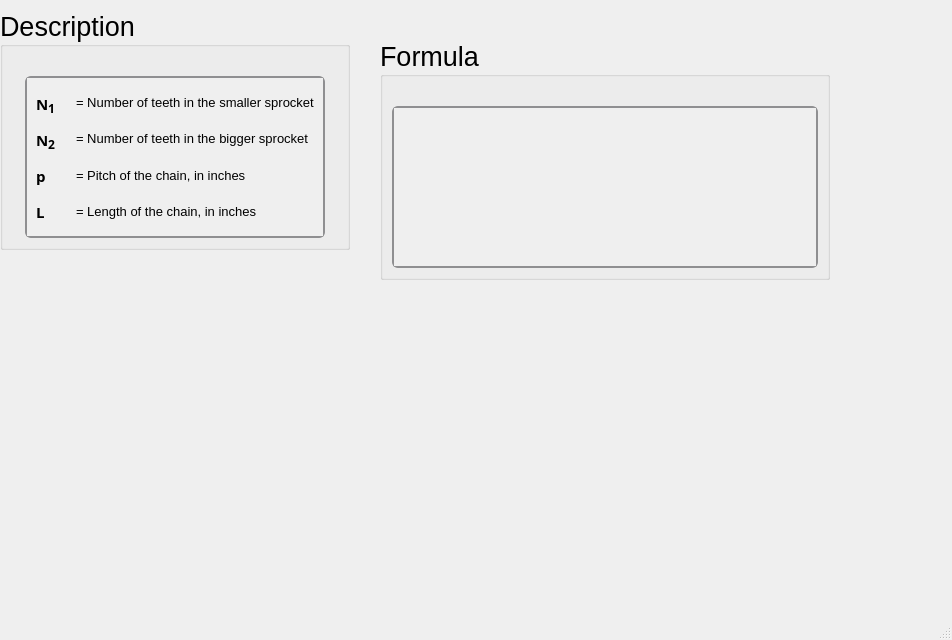
First picture: the form in ui/rollerchain_c.ui, repository Ah00ra/HNNS, before the edit.
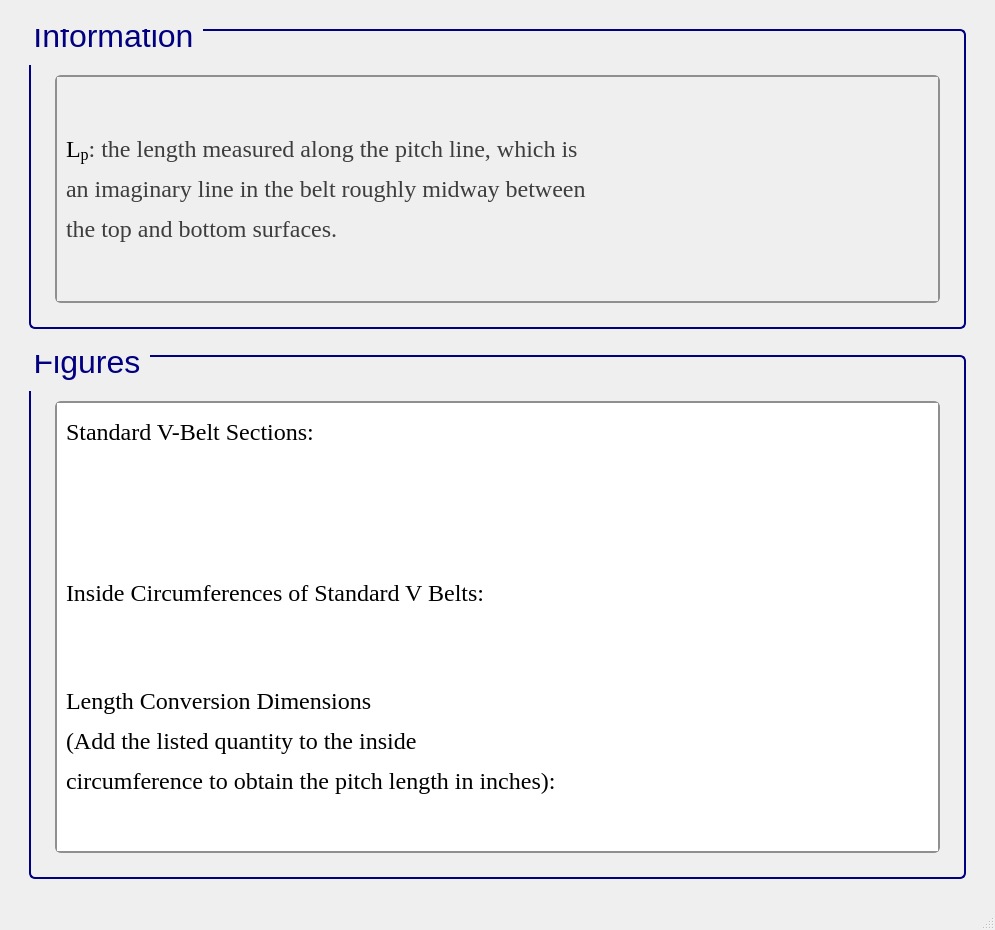
Second picture: the form after the edit. Icons and pictures are not drawn.

Commit message: Add ui info to belt and flatbelt metal

Patch:
```diff
--- a/ui/rollerchain_c.ui
+++ b/ui/rollerchain_c.ui
@@ -6,23 +6,45 @@
    <rect>
     <x>0</x>
     <y>0</y>
-    <width>952</width>
-    <height>640</height>
+    <width>995</width>
+    <height>930</height>
    </rect>
   </property>
+  <property name="sizePolicy">
+   <sizepolicy hsizetype="Minimum" vsizetype="Minimum">
+    <horstretch>0</horstretch>
+    <verstretch>0</verstretch>
+   </sizepolicy>
+  </property>
+  <property name="minimumSize">
+   <size>
+    <width>900</width>
+    <height>930</height>
+   </size>
+  </property>
   <property name="windowTitle">
    <string>MainWindow</string>
   </property>
   <widget class="QWidget" name="centralwidget">
-   <widget class="QGroupBox" name="groupBox_242">
-    <property name="geometry">
-     <rect>
-      <x>0</x>
-      <y>10</y>
-      <width>350</width>
-      <height>240</height>
-     </rect>
-    </property>
+   <layout class="QGridLayout" name="gridLayout">
+    <item row="0" column="1">
+     <spacer name="verticalSpacer_26">
+      <property name="orientation">
+       <enum>Qt::Vertical</enum>
+      </property>
+      <property name="sizeType">
+       <enum>QSizePolicy::Fixed</enum>
+      </property>
+      <property name="sizeHint" stdset="0">
+       <size>
+        <width>20</width>
+        <height>20</height>
+       </size>
+      </property>
+     </spacer>
+    </item>
+    <item row="1" column="1">
+     <widget class="QGroupBox" name="groupBox_125">
     <property name="sizePolicy">
      <sizepolicy hsizetype="Minimum" vsizetype="Minimum">
       <horstretch>0</horstretch>
@@ -31,66 +53,72 @@
     </property>
     <property name="minimumSize">
      <size>
-      <width>350</width>
-      <height>0</height>
-     </size>
-    </property>
-    <property name="maximumSize">
-     <size>
-      <width>350</width>
-      <height>241</height>
+        <width>822</width>
+        <height>300</height>
      </size>
     </property>
     <property name="font">
      <font>
       <family>Segoe UI</family>
-      <pointsize>20</pointsize>
+        <pointsize>24</pointsize>
       <weight>50</weight>
       <italic>false</italic>
       <bold>false</bold>
      </font>
     </property>
+      <property name="styleSheet">
+       <string notr="true">QGroupBox {
+    border: 2px solid navy;
+    border-radius: 6px;
+    background-color: qlineargradient(x1:0, y1:0, x2:0, y2:1,
+                                      stop:0 #f6f7fa, stop:1 #dadbde);
+    font: 24pt &quot;Segoe UI&quot;;
+    padding: 5px; /* add padding inside the group box */
+    color: black;
+}
+QGroupBox::title {
+    subcontrol-origin: margin;
+    subcontrol-position: top left;
+    padding-left: 0px;
+    padding-right: 5px;
+    padding-top: 0px;
+    margin-top: -22px;  /* shift title up */
+    color: navy;
+    font-weight: bold;
+}
+</string>
+      </property>
     <property name="title">
-     <string>Description</string>
-    </property>
-    <layout class="QGridLayout" name="gridLayout_496">
-     <item row="0" column="0">
-      <spacer name="verticalSpacer_242">
+       <string>Information</string>
+      </property>
+      <layout class="QGridLayout" name="gridLayout_255">
+       <item row="1" column="2">
+        <spacer name="verticalSpacer_36">
        <property name="orientation">
-        <enum>Qt::Vertical</enum>
+          <enum>Qt::Horizontal</enum>
        </property>
        <property name="sizeType">
         <enum>QSizePolicy::Fixed</enum>
        </property>
        <property name="sizeHint" stdset="0">
         <size>
-         <width>20</width>
+           <width>10</width>
          <height>20</height>
         </size>
        </property>
       </spacer>
      </item>
-     <item row="1" column="0">
-      <widget class="QScrollArea" name="scrollArea_117">
+       <item row="1" column="1">
+        <widget class="QScrollArea" name="scrollArea_43">
        <property name="sizePolicy">
         <sizepolicy hsizetype="Minimum" vsizetype="Minimum">
          <horstretch>0</horstretch>
          <verstretch>0</verstretch>
         </sizepolicy>
        </property>
-       <property name="maximumSize">
-        <size>
-         <width>300</width>
-         <height>361</height>
-        </size>
-       </property>
        <property name="font">
         <font>
-         <family>Segoe UI</family>
          <pointsize>15</pointsize>
-         <weight>50</weight>
-         <italic>false</italic>
-         <bold>false</bold>
         </font>
        </property>
        <property name="styleSheet">
@@ -168,144 +196,121 @@
          <rect>
           <x>0</x>
           <y>0</y>
-          <width>299</width>
-          <height>134</height>
-         </rect>
-        </property>
-        <layout class="QGridLayout" name="gridLayout_497">
-         <item row="2" column="1">
-          <widget class="QLabel" name="htext_941">
+            <width>851</width>
+            <height>276</height>
+           </rect>
+          </property>
+          <layout class="QGridLayout" name="gridLayout_3">
+           <item row="0" column="0">
+            <widget class="QLabel" name="label_3">
            <property name="font">
             <font>
-             <family>MS Shell Dlg 2</family>
-             <pointsize>10</pointsize>
+               <family>Times New Roman</family>
+               <pointsize>18</pointsize>
              <weight>50</weight>
-             <italic>false</italic>
              <bold>false</bold>
             </font>
            </property>
+             <property name="cursor">
+              <cursorShape>ArrowCursor</cursorShape>
+             </property>
+             <property name="frameShape">
+              <enum>QFrame::NoFrame</enum>
+             </property>
            <property name="text">
-            <string>&lt;html&gt;&lt;head/&gt;&lt;body&gt;&lt;p&gt;= Pitch of the chain, in inches&lt;/p&gt;&lt;/body&gt;&lt;/html&gt;</string>
-           </property>
-          </widget>
+              <string>&lt;html&gt;&lt;head/&gt;&lt;body&gt;&lt;p&gt;&lt;span style=&quot; color:#000000;&quot;&gt;L&lt;/span&gt;&lt;span style=&quot; color:#000000; vertical-align:sub;&quot;&gt;p&lt;/span&gt;&lt;span style=&quot; color:#3d3d3d;&quot;&gt;: &lt;/span&gt;&lt;span style=&quot; color:#3d3d3d;&quot;&gt;the length measured along the pitch line, which is&lt;/span&gt;&lt;/p&gt;&lt;p&gt;&lt;span style=&quot; color:#3d3d3d;&quot;&gt;an imaginary line in the belt roughly midway between&lt;/span&gt;&lt;/p&gt;&lt;p&gt;&lt;span style=&quot; color:#3d3d3d;&quot;&gt;the top and bottom surfaces.&lt;/span&gt;&lt;/p&gt;&lt;/body&gt;&lt;/html&gt;</string>
+             </property>
+            </widget>
+           </item>
+          </layout>
+         </widget>
+        </widget>
+       </item>
+       <item row="2" column="1">
+        <spacer name="verticalSpacer_37">
+         <property name="orientation">
+          <enum>Qt::Vertical</enum>
+         </property>
+         <property name="sizeType">
+          <enum>QSizePolicy::Fixed</enum>
+         </property>
+         <property name="sizeHint" stdset="0">
+          <size>
+           <width>10</width>
+           <height>10</height>
+          </size>
+         </property>
+        </spacer>
          </item>
          <item row="1" column="0">
-          <widget class="QLabel" name="label_308">
-           <property name="font">
-            <font>
-             <family>Segoe UI Variable Small Semibol</family>
-             <pointsize>11</pointsize>
-             <weight>75</weight>
-             <bold>true</bold>
-            </font>
-           </property>
-           <property name="text">
-            <string>&lt;html&gt;&lt;head/&gt;&lt;body&gt;&lt;p&gt;N&lt;span style=&quot; font-size:14pt; vertical-align:sub;&quot;&gt;2&lt;/span&gt;&lt;/p&gt;&lt;/body&gt;&lt;/html&gt;</string>
-           </property>
-          </widget>
-         </item>
-         <item row="0" column="0">
-          <widget class="QLabel" name="label_307">
-           <property name="font">
-            <font>
-             <family>Segoe UI Variable Text Semibold</family>
-             <pointsize>11</pointsize>
-             <weight>75</weight>
-             <bold>true</bold>
-            </font>
-           </property>
-           <property name="text">
-            <string>&lt;html&gt;&lt;head/&gt;&lt;body&gt;&lt;p&gt;N&lt;span style=&quot; font-size:14pt; vertical-align:sub;&quot;&gt;1&lt;/span&gt;&lt;/p&gt;&lt;/body&gt;&lt;/html&gt;</string>
-           </property>
-          </widget>
-         </item>
-         <item row="2" column="0">
-          <widget class="QLabel" name="label_309">
-           <property name="font">
-            <font>
-             <family>Segoe UI Variable Small Semibol</family>
-             <pointsize>11</pointsize>
-             <weight>75</weight>
-             <bold>true</bold>
-            </font>
-           </property>
-           <property name="text">
-            <string>p</string>
-           </property>
-          </widget>
+        <spacer name="verticalSpacer_34">
+         <property name="orientation">
+          <enum>Qt::Horizontal</enum>
+         </property>
+         <property name="sizeType">
+          <enum>QSizePolicy::Fixed</enum>
+         </property>
+         <property name="sizeHint" stdset="0">
+          <size>
+           <width>10</width>
+           <height>20</height>
+          </size>
+         </property>
+        </spacer>
          </item>
          <item row="0" column="1">
-          <widget class="QLabel" name="htext_943">
-           <property name="font">
-            <font>
-             <family>MS Shell Dlg 2</family>
-             <pointsize>10</pointsize>
-            </font>
-           </property>
-           <property name="text">
-            <string>&lt;html&gt;&lt;head/&gt;&lt;body&gt;&lt;p&gt;= Number of teeth in the smaller sprocket&lt;/p&gt;&lt;/body&gt;&lt;/html&gt;</string>
-           </property>
-          </widget>
-         </item>
+        <spacer name="verticalSpacer_35">
+         <property name="orientation">
+          <enum>Qt::Vertical</enum>
+         </property>
+         <property name="sizeType">
+          <enum>QSizePolicy::Fixed</enum>
+         </property>
+         <property name="sizeHint" stdset="0">
+          <size>
+           <width>20</width>
+           <height>30</height>
+          </size>
+         </property>
+        </spacer>
+       </item>
+      </layout>
+     </widget>
+    </item>
+    <item row="2" column="1">
+     <spacer name="verticalSpacer_23">
+      <property name="orientation">
+       <enum>Qt::Vertical</enum>
+      </property>
+      <property name="sizeType">
+       <enum>QSizePolicy::Fixed</enum>
+      </property>
+      <property name="sizeHint" stdset="0">
+       <size>
+        <width>20</width>
+        <height>20</height>
+       </size>
+      </property>
+     </spacer>
+    </item>
+    <item row="3" column="0">
+     <spacer name="verticalSpacer_25">
+      <property name="orientation">
+       <enum>Qt::Horizontal</enum>
+      </property>
+      <property name="sizeType">
+       <enum>QSizePolicy::Fixed</enum>
+      </property>
+      <property name="sizeHint" stdset="0">
+       <size>
+        <width>20</width>
+        <height>20</height>
+       </size>
+      </property>
+     </spacer>
+    </item>
          <item row="3" column="1">
-          <widget class="QLabel" name="htext_946">
-           <property name="font">
-            <font>
-             <family>MS Shell Dlg 2</family>
-             <pointsize>10</pointsize>
-             <weight>50</weight>
-             <italic>false</italic>
-             <bold>false</bold>
-            </font>
-           </property>
-           <property name="text">
-            <string>&lt;html&gt;&lt;head/&gt;&lt;body&gt;&lt;p&gt;= Length of the chain, in inches&lt;/p&gt;&lt;/body&gt;&lt;/html&gt;</string>
-           </property>
-          </widget>
-         </item>
-         <item row="3" column="0">
-          <widget class="QLabel" name="label_310">
-           <property name="font">
-            <font>
-             <family>Segoe UI Variable Small Semibol</family>
-             <pointsize>11</pointsize>
-             <weight>75</weight>
-             <bold>true</bold>
-            </font>
-           </property>
-           <property name="text">
-            <string>L</string>
-           </property>
-          </widget>
-         </item>
-         <item row="1" column="1">
-          <widget class="QLabel" name="htext_947">
-           <property name="font">
-            <font>
-             <family>MS Shell Dlg 2</family>
-             <pointsize>10</pointsize>
-            </font>
-           </property>
-           <property name="text">
-            <string>&lt;html&gt;&lt;head/&gt;&lt;body&gt;&lt;p&gt;= Number of teeth in the bigger sprocket&lt;/p&gt;&lt;/body&gt;&lt;/html&gt;</string>
-           </property>
-          </widget>
-         </item>
-        </layout>
-       </widget>
-      </widget>
-     </item>
-    </layout>
-   </widget>
-   <widget class="QGroupBox" name="groupBox_243">
-    <property name="geometry">
-     <rect>
-      <x>380</x>
-      <y>40</y>
-      <width>450</width>
-      <height>240</height>
-     </rect>
-    </property>
+     <widget class="QGroupBox" name="groupBox_42">
     <property name="sizePolicy">
      <sizepolicy hsizetype="Minimum" vsizetype="Minimum">
       <horstretch>0</horstretch>
@@ -314,57 +319,190 @@
     </property>
     <property name="minimumSize">
      <size>
-      <width>450</width>
-      <height>0</height>
-     </size>
-    </property>
-    <property name="maximumSize">
-     <size>
-      <width>450</width>
-      <height>241</height>
+        <width>822</width>
+        <height>350</height>
      </size>
     </property>
     <property name="font">
      <font>
       <family>Segoe UI</family>
-      <pointsize>20</pointsize>
+        <pointsize>24</pointsize>
       <weight>50</weight>
       <italic>false</italic>
       <bold>false</bold>
      </font>
     </property>
+      <property name="styleSheet">
+       <string notr="true">/* GroupBox styling */
+QGroupBox {
+    border: 2px solid navy;
+    border-radius: 6px;
+    background-color: qlineargradient(x1:0, y1:0, x2:0, y2:1,
+    stop:0 #f6f7fa, stop:1 #dadbde);
+    font: 24pt &quot;Segoe UI&quot;;
+    padding: 5px;
+    color: black;
+}
+
+/* GroupBox title styling */
+QGroupBox::title {
+    subcontrol-origin: margin;
+    subcontrol-position: top left;
+    padding-left: 0px;
+    padding-right: 5px;
+    padding-top: 0px;
+    margin-top: -22px;
+    color: navy;
+    font-weight: bold;
+}
+
+/* Make QScrollArea (only within GroupBox) have a white background with correct border */
+QGroupBox QScrollArea {
+    background-color: white !important;
+    border: 2px solid #8f8f91;
+    border-radius: 6px;
+}
+
+/* Make QScrollArea's viewport white as well */
+QGroupBox QScrollArea QWidget {
+    background-color: white !important;
+}
+
+/* Scrollbar styling inside QScrollArea in QGroupBox */
+QGroupBox QScrollArea QScrollBar:vertical, QGroupBox QScrollArea QScrollBar:horizontal {
+    background: qlineargradient(x1:0, y1:0, x2:0, y2:1,
+    stop:0 #f6f7fa, stop:1 #dadbde);
+    border: 2px solid #8f8f91;
+    border-radius: 6px;
+    width: 14px;
+    height: 14px;
+    margin: 2px 0 2px 0;
+}
+
+/* Remove bottom button of vertical scrollbar */
+QGroupBox QScrollArea QScrollBar::add-line:vertical {
+    height: 0px;
+    width: 0px;
+    border: none;
+    background: none;
+    margin: 0px;
+    padding: 0px;
+}
+
+/* Scrollbar handle */
+QGroupBox QScrollArea QScrollBar::handle:vertical, QGroupBox QScrollArea QScrollBar::handle:horizontal {
+    background: qlineargradient(x1:0, y1:0, x2:0, y2:1,
+    stop:0 #8f8f91, stop:1 #6f6f71);
+    min-height: 20px;
+    border-radius: 6px;
+    border: 1px solid #6f6f71;
+}
+
+QGroupBox QScrollArea QScrollBar::handle:vertical:hover, QGroupBox QScrollArea QScrollBar::handle:horizontal:hover {
+    background: qlineargradient(x1:0, y1:0, x2:0, y2:1,
+    stop:0 #6f6f71, stop:1 #4f4f51);
+    border: 1px solid #4f4f51;
+}
+
+/* Scrollbar sub-line buttons */
+QGroupBox QScrollArea QScrollBar::sub-line:vertical, QGroupBox QScrollArea QScrollBar::add-line:horizontal, QGroupBox QScrollArea QScrollBar::sub-line:horizontal {
+    background: #8f8f91;
+    border: none;
+    border-radius: 3px;
+    height: 14px;
+    width: 14px;
+    subcontrol-origin: margin;
+}
+
+QGroupBox QScrollArea QScrollBar::sub-line:vertical:hover, QGroupBox QScrollArea QScrollBar::add-line:horizontal:hover, QGroupBox QScrollArea QScrollBar::sub-line:horizontal:hover {
+    background: #6f6f71;
+}
+
+/* Transparent page areas */
+QGroupBox QScrollArea QScrollBar::add-page:vertical, QGroupBox QScrollArea QScrollBar::sub-page:vertical,
+QGroupBox QScrollArea QScrollBar::add-page:horizontal, QGroupBox QScrollArea QScrollBar::sub-page:horizontal {
+    background: transparent;
+}
+</string>
+      </property>
     <property name="title">
-     <string>Formula</string>
-    </property>
-    <layout class="QGridLayout" name="gridLayout_498">
+       <string>Figures</string>
+      </property>
+      <layout class="QGridLayout" name="gridLayout_2">
+       <item row="0" column="1">
+        <spacer name="verticalSpacer_41">
+         <property name="orientation">
+          <enum>Qt::Vertical</enum>
+         </property>
+         <property name="sizeType">
+          <enum>QSizePolicy::Fixed</enum>
+         </property>
+         <property name="sizeHint" stdset="0">
+          <size>
+           <width>20</width>
+           <height>30</height>
+          </size>
+         </property>
+        </spacer>
+       </item>
      <item row="1" column="0">
-      <widget class="QScrollArea" name="scrollArea_118">
-       <property name="sizePolicy">
-        <sizepolicy hsizetype="Minimum" vsizetype="Minimum">
-         <horstretch>0</horstretch>
-         <verstretch>0</verstretch>
-        </sizepolicy>
-       </property>
-       <property name="font">
-        <font>
-         <family>Segoe UI</family>
-         <pointsize>15</pointsize>
-         <weight>50</weight>
-         <italic>false</italic>
-         <bold>false</bold>
-        </font>
-       </property>
+        <spacer name="verticalSpacer_39">
+         <property name="orientation">
+          <enum>Qt::Horizontal</enum>
+         </property>
+         <property name="sizeType">
+          <enum>QSizePolicy::Fixed</enum>
+         </property>
+         <property name="sizeHint" stdset="0">
+          <size>
+           <width>10</width>
+           <height>20</height>
+          </size>
+         </property>
+        </spacer>
+       </item>
+       <item row="1" column="1">
+        <widget class="QScrollArea" name="scrollArea_3">
        <property name="styleSheet">
-        <string notr="true">QScrollArea {
-    background: qlineargradient(x1:0, y1:0, x2:0, y2:1,
-                               stop:0 #f6f7fa, stop:1 #dadbde);
+          <string notr="true">/* GroupBox styling */
+QGroupBox {
+    border: 2px solid navy;
+    border-radius: 6px;
+    background-color: qlineargradient(x1:0, y1:0, x2:0, y2:1,
+    stop:0 #f6f7fa, stop:1 #dadbde);
+    font: 20pt &quot;Segoe UI&quot;;
+    padding: 5px;
+    color: black;
+}
+
+/* GroupBox title styling */
+QGroupBox::title {
+    subcontrol-origin: margin;
+    subcontrol-position: top left;
+    padding-left: 0px;
+    padding-right: 5px;
+    padding-top: 0px;
+    margin-top: -20px;
+    color: navy;
+    font-weight: bold;
+}
+
+/* Make QScrollArea (only within GroupBox) have a white background with correct border */
+QGroupBox QScrollArea {
+    background-color: white !important;
     border: 2px solid #8f8f91;
     border-radius: 6px;
 }
 
-QScrollArea QScrollBar:vertical, QScrollArea QScrollBar:horizontal {
+/* Make QScrollArea's viewport white as well */
+QGroupBox QScrollArea QWidget {
+    background-color: white !important;
+}
+
+/* Scrollbar styling inside QScrollArea in QGroupBox */
+QGroupBox QScrollArea QScrollBar:vertical, QGroupBox QScrollArea QScrollBar:horizontal {
     background: qlineargradient(x1:0, y1:0, x2:0, y2:1,
-                               stop:0 #f6f7fa, stop:1 #dadbde);
+    stop:0 #f6f7fa, stop:1 #dadbde);
     border: 2px solid #8f8f91;
     border-radius: 6px;
     width: 14px;
@@ -372,8 +510,8 @@
     margin: 2px 0 2px 0;
 }
 
-/* Completely remove the bottom button of the vertical scrollbar */
-QScrollArea QScrollBar::add-line:vertical {
+/* Remove bottom button of vertical scrollbar */
+QGroupBox QScrollArea QScrollBar::add-line:vertical {
     height: 0px;
     width: 0px;
     border: none;
@@ -382,9 +520,10 @@
     padding: 0px;
 }
 
-QScrollArea QScrollBar::handle:vertical, QScrollArea QScrollBar::handle:horizontal {
+/* Scrollbar handle */
+QGroupBox QScrollArea QScrollBar::handle:vertical, QGroupBox QScrollArea QScrollBar::handle:horizontal {
     background: qlineargradient(x1:0, y1:0, x2:0, y2:1,
-                               stop:0 #8f8f91, stop:1 #6f6f71);
+    stop:0 #8f8f91, stop:1 #6f6f71);
     min-height: 20px;
     border-radius: 6px;
     border: 1px solid #6f6f71;
@@ -396,7 +535,8 @@
     border: 1px solid #4f4f51;
 }
 
-QScrollArea QScrollBar::sub-line:vertical, QScrollArea QScrollBar::add-line:horizontal, QScrollArea QScrollBar::sub-line:horizontal {
+/* Scrollbar sub-line buttons */
+QGroupBox QScrollArea QScrollBar::sub-line:vertical, QGroupBox QScrollArea QScrollBar::add-line:horizontal, QGroupBox QScrollArea QScrollBar::sub-line:horizontal {
     background: #8f8f91;
     border: none;
     border-radius: 3px;
@@ -409,53 +549,191 @@
     background: #6f6f71;
 }
 
-QScrollArea QScrollBar::add-page:vertical, QScrollArea QScrollBar::sub-page:vertical,
-QScrollArea QScrollBar::add-page:horizontal, QScrollArea QScrollBar::sub-page:horizontal {
+/* Transparent page areas */
+QGroupBox QScrollArea QScrollBar::add-page:vertical, QGroupBox QScrollArea QScrollBar::sub-page:vertical,
+QGroupBox QScrollArea QScrollBar::add-page:horizontal, QGroupBox QScrollArea QScrollBar::sub-page:horizontal {
     background: transparent;
 }
 </string>
        </property>
-       <property name="verticalScrollBarPolicy">
-        <enum>Qt::ScrollBarAsNeeded</enum>
-       </property>
        <property name="widgetResizable">
         <bool>true</bool>
        </property>
-       <widget class="QWidget" name="scrollAreaWidgetContents_118">
+         <widget class="QWidget" name="scrollAreaWidgetContents_3">
         <property name="geometry">
          <rect>
           <x>0</x>
           <y>0</y>
-          <width>422</width>
-          <height>146</height>
-         </rect>
-        </property>
-        <layout class="QGridLayout" name="gridLayout_499">
+            <width>1191</width>
+            <height>1534</height>
+           </rect>
+          </property>
+          <layout class="QGridLayout" name="gridLayout_4">
+           <item row="3" column="0">
+            <spacer name="verticalSpacer_24">
+             <property name="orientation">
+              <enum>Qt::Vertical</enum>
+             </property>
+             <property name="sizeType">
+              <enum>QSizePolicy::Fixed</enum>
+             </property>
+             <property name="sizeHint" stdset="0">
+              <size>
+               <width>20</width>
+               <height>20</height>
+              </size>
+             </property>
+            </spacer>
+           </item>
+           <item row="1" column="0">
+            <widget class="QLabel" name="label_6">
+             <property name="font">
+              <font>
+               <family>Times New Roman</family>
+               <pointsize>18</pointsize>
+               <weight>50</weight>
+               <bold>false</bold>
+              </font>
+             </property>
+             <property name="cursor">
+              <cursorShape>ArrowCursor</cursorShape>
+             </property>
+             <property name="frameShape">
+              <enum>QFrame::NoFrame</enum>
+             </property>
+             <property name="text">
+              <string>&lt;html&gt;&lt;head/&gt;&lt;body&gt;&lt;p&gt;&lt;img src=&quot;:/info/info/vbelt section.png&quot;/&gt;&lt;/p&gt;&lt;/body&gt;&lt;/html&gt;</string>
+             </property>
+            </widget>
+           </item>
          <item row="0" column="0">
-          <widget class="QLabel" name="htext_937">
+            <widget class="QLabel" name="label_5">
            <property name="font">
             <font>
-             <family>MS Shell Dlg 2</family>
-             <pointsize>11</pointsize>
+               <family>Times New Roman</family>
+               <pointsize>18</pointsize>
              <weight>50</weight>
-             <italic>false</italic>
              <bold>false</bold>
             </font>
            </property>
+             <property name="cursor">
+              <cursorShape>ArrowCursor</cursorShape>
+             </property>
+             <property name="frameShape">
+              <enum>QFrame::NoFrame</enum>
+             </property>
            <property name="text">
-            <string>&lt;html&gt;&lt;head/&gt;&lt;body&gt;&lt;p&gt;&lt;img src=&quot;:/desc/images/C Rc.png&quot;/&gt;&lt;/p&gt;&lt;/body&gt;&lt;/html&gt;</string>
-           </property>
-           <property name="scaledContents">
-            <bool>true</bool>
-           </property>
-          </widget>
-         </item>
-        </layout>
-       </widget>
-      </widget>
-     </item>
-     <item row="0" column="0">
-      <spacer name="verticalSpacer_243">
+              <string>&lt;html&gt;&lt;head/&gt;&lt;body&gt;&lt;p&gt;Standard V-Belt Sections:&lt;/p&gt;&lt;/body&gt;&lt;/html&gt;</string>
+             </property>
+            </widget>
+           </item>
+           <item row="7" column="0">
+            <widget class="QLabel" name="label_10">
+             <property name="font">
+              <font>
+               <family>Times New Roman</family>
+               <pointsize>18</pointsize>
+               <weight>50</weight>
+               <bold>false</bold>
+              </font>
+             </property>
+             <property name="cursor">
+              <cursorShape>ArrowCursor</cursorShape>
+             </property>
+             <property name="frameShape">
+              <enum>QFrame::NoFrame</enum>
+             </property>
+             <property name="text">
+              <string>&lt;html&gt;&lt;head/&gt;&lt;body&gt;&lt;p&gt;Length Conversion Dimensions &lt;/p&gt;&lt;p&gt;(Add the listed quantity to the inside&lt;/p&gt;&lt;p&gt;circumference to obtain the pitch length in inches):&lt;/p&gt;&lt;/body&gt;&lt;/html&gt;</string>
+             </property>
+            </widget>
+           </item>
+           <item row="2" column="0">
+            <widget class="QLabel" name="label_7">
+             <property name="font">
+              <font>
+               <family>Times New Roman</family>
+               <pointsize>18</pointsize>
+               <weight>50</weight>
+               <bold>false</bold>
+              </font>
+             </property>
+             <property name="cursor">
+              <cursorShape>ArrowCursor</cursorShape>
+             </property>
+             <property name="frameShape">
+              <enum>QFrame::NoFrame</enum>
+             </property>
+             <property name="text">
+              <string>&lt;html&gt;&lt;head/&gt;&lt;body&gt;&lt;p&gt;&lt;img src=&quot;:/info/info/v belt section.png&quot;/&gt;&lt;/p&gt;&lt;/body&gt;&lt;/html&gt;</string>
+             </property>
+            </widget>
+           </item>
+           <item row="4" column="0">
+            <widget class="QLabel" name="label_8">
+             <property name="font">
+              <font>
+               <family>Times New Roman</family>
+               <pointsize>18</pointsize>
+               <weight>50</weight>
+               <bold>false</bold>
+              </font>
+             </property>
+             <property name="cursor">
+              <cursorShape>ArrowCursor</cursorShape>
+             </property>
+             <property name="frameShape">
+              <enum>QFrame::NoFrame</enum>
+             </property>
+             <property name="text">
+              <string>&lt;html&gt;&lt;head/&gt;&lt;body&gt;&lt;p&gt;Inside Circumferences of Standard V Belts:&lt;/p&gt;&lt;/body&gt;&lt;/html&gt;</string>
+             </property>
+            </widget>
+           </item>
+           <item row="8" column="0">
+            <widget class="QLabel" name="label_4">
+             <property name="font">
+              <font>
+               <family>Times New Roman</family>
+               <pointsize>18</pointsize>
+               <weight>50</weight>
+               <bold>false</bold>
+              </font>
+             </property>
+             <property name="cursor">
+              <cursorShape>ArrowCursor</cursorShape>
+             </property>
+             <property name="frameShape">
+              <enum>QFrame::NoFrame</enum>
+             </property>
+             <property name="text">
+              <string>&lt;html&gt;&lt;head/&gt;&lt;body&gt;&lt;p&gt;&lt;img src=&quot;:/info/info/vnelt pitch.png&quot;/&gt;&lt;/p&gt;&lt;/body&gt;&lt;/html&gt;</string>
+             </property>
+            </widget>
+           </item>
+           <item row="5" column="0">
+            <widget class="QLabel" name="label_9">
+             <property name="font">
+              <font>
+               <family>Times New Roman</family>
+               <pointsize>18</pointsize>
+               <weight>50</weight>
+               <bold>false</bold>
+              </font>
+             </property>
+             <property name="cursor">
+              <cursorShape>ArrowCursor</cursorShape>
+             </property>
+             <property name="frameShape">
+              <enum>QFrame::NoFrame</enum>
+             </property>
+             <property name="text">
+              <string>&lt;html&gt;&lt;head/&gt;&lt;body&gt;&lt;p&gt;&lt;img src=&quot;:/info/info/vbelt circumference.png&quot;/&gt;&lt;/p&gt;&lt;/body&gt;&lt;/html&gt;</string>
+             </property>
+            </widget>
+           </item>
+           <item row="6" column="0">
+            <spacer name="verticalSpacer_29">
        <property name="orientation">
         <enum>Qt::Vertical</enum>
        </property>
@@ -472,6 +750,76 @@
      </item>
     </layout>
    </widget>
+        </widget>
+       </item>
+       <item row="1" column="2">
+        <spacer name="verticalSpacer_40">
+         <property name="orientation">
+          <enum>Qt::Horizontal</enum>
+         </property>
+         <property name="sizeType">
+          <enum>QSizePolicy::Fixed</enum>
+         </property>
+         <property name="sizeHint" stdset="0">
+          <size>
+           <width>10</width>
+           <height>20</height>
+          </size>
+         </property>
+        </spacer>
+       </item>
+       <item row="2" column="1">
+        <spacer name="verticalSpacer_38">
+         <property name="orientation">
+          <enum>Qt::Vertical</enum>
+         </property>
+         <property name="sizeType">
+          <enum>QSizePolicy::Fixed</enum>
+         </property>
+         <property name="sizeHint" stdset="0">
+          <size>
+           <width>10</width>
+           <height>10</height>
+          </size>
+         </property>
+        </spacer>
+       </item>
+      </layout>
+     </widget>
+    </item>
+    <item row="3" column="2">
+     <spacer name="verticalSpacer_28">
+      <property name="orientation">
+       <enum>Qt::Horizontal</enum>
+      </property>
+      <property name="sizeType">
+       <enum>QSizePolicy::Fixed</enum>
+      </property>
+      <property name="sizeHint" stdset="0">
+       <size>
+        <width>20</width>
+        <height>20</height>
+       </size>
+      </property>
+     </spacer>
+    </item>
+    <item row="4" column="1">
+     <spacer name="verticalSpacer_27">
+      <property name="orientation">
+       <enum>Qt::Vertical</enum>
+      </property>
+      <property name="sizeType">
+       <enum>QSizePolicy::Fixed</enum>
+      </property>
+      <property name="sizeHint" stdset="0">
+       <size>
+        <width>20</width>
+        <height>20</height>
+       </size>
+      </property>
+     </spacer>
+    </item>
+   </layout>
   </widget>
   <widget class="QMenuBar" name="menubar">
    <property name="geometry">
```
Left out of the diff: 16 changed lines with no effect on the pictures. Lines whose indentation alone changed are shown as unchanged. The commit also changes 32 other files.
